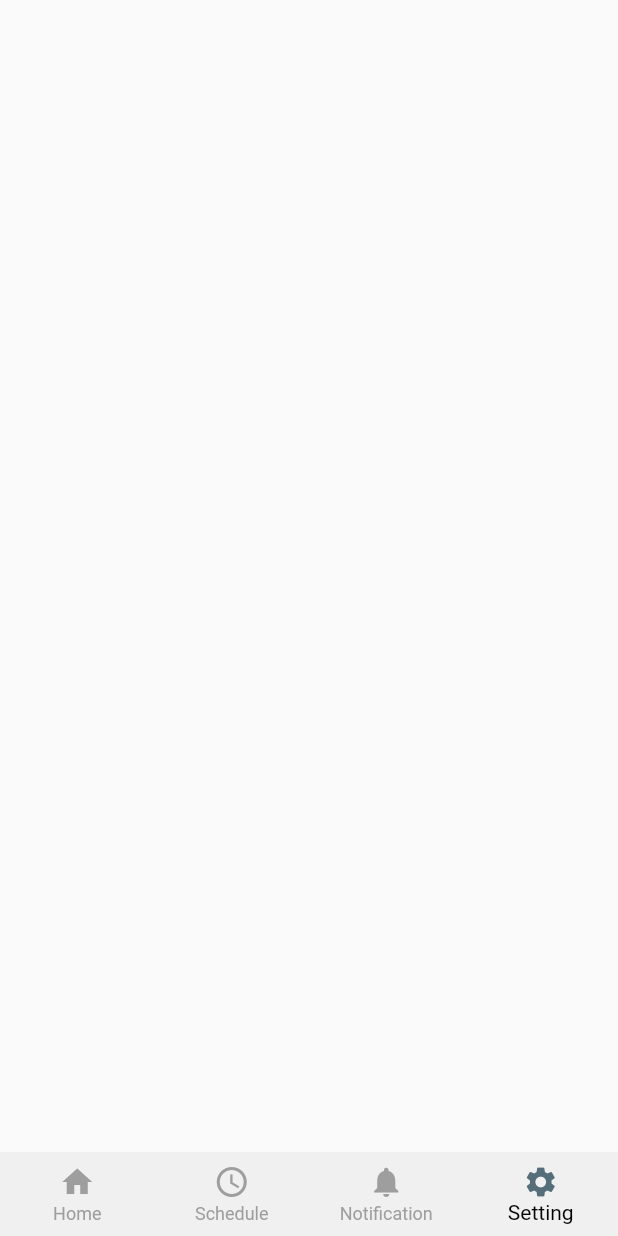
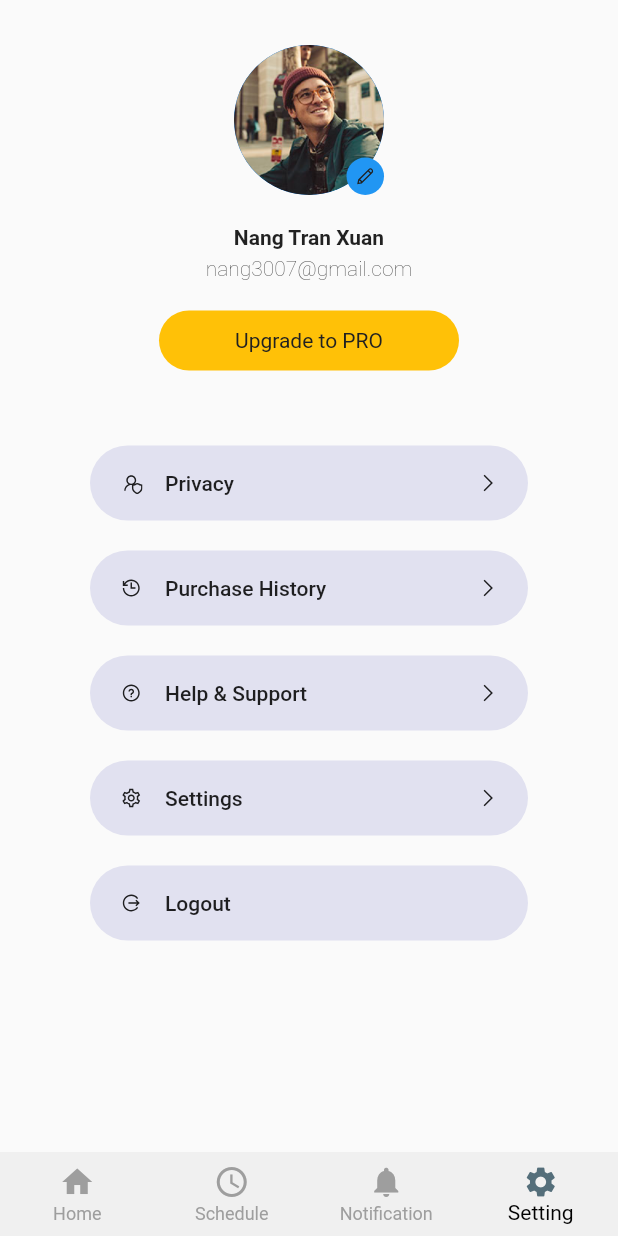
Before and after one commit to NangTranXuan/nangtx_datn, a Flutter app: the screen it shows after launch, item 4 of the bottom bar chosen, on a phone screen of 412 x 824 dp. Run offline on Flutter 3.47's test engine with Material 2 defaults, Android fonts, the phone set to English and light mode, and no system bars; our stand-ins replace animated_theme_switcher, line_awesome_flutter; network calls fail.

Commit message:
add profile page

```diff
--- /dev/null
+++ b/lib/constants.dart
@@ -0,0 +1,59 @@
+import 'package:flutter/material.dart';
+
+const kSpacingUnit = 10;
+
+const kDarkPrimaryColor = Color(0xFF212121);
+const kDarkSecondaryColor = Color(0xFF373737);
+const kLightPrimaryColor = Color(0xFFFFFFFF);
+const kLightSecondaryColor = Color(0xFFF3F7FB);
+const kAccentColor = Color(0xFFFFC107);
+
+final kTitleTextStyle = TextStyle(
+  fontSize: 14,
+  fontWeight: FontWeight.w600,
+);
+
+final kCaptionTextStyle = TextStyle(
+  fontSize: 14,
+  fontWeight: FontWeight.w100,
+);
+
+final kButtonTextStyle = TextStyle(
+  fontSize: 14,
+  fontWeight: FontWeight.w400,
+  color: kDarkPrimaryColor,
+);
+
+final kDarkTheme = ThemeData(
+  brightness: Brightness.dark,
+  fontFamily: 'SFProText',
+  primaryColor: kDarkPrimaryColor,
+  canvasColor: kDarkPrimaryColor,
+  backgroundColor: kDarkSecondaryColor,
+  accentColor: kAccentColor,
+  iconTheme: ThemeData.dark().iconTheme.copyWith(
+        color: kLightSecondaryColor,
+      ),
+  textTheme: ThemeData.dark().textTheme.apply(
+        fontFamily: 'SFProText',
+        bodyColor: kLightSecondaryColor,
+        displayColor: kLightSecondaryColor,
+      ),
+);
+
+final kLightTheme = ThemeData(
+  brightness: Brightness.light,
+  fontFamily: 'SFProText',
+  primaryColor: kLightPrimaryColor,
+  canvasColor: kLightPrimaryColor,
+  backgroundColor: kLightSecondaryColor,
+  accentColor: kAccentColor,
+  iconTheme: ThemeData.light().iconTheme.copyWith(
+        color: kDarkSecondaryColor,
+      ),
+  textTheme: ThemeData.light().textTheme.apply(
+        fontFamily: 'SFProText',
+        bodyColor: kDarkSecondaryColor,
+        displayColor: kDarkSecondaryColor,
+      ),
+);
--- a/lib/constants/ui_constants.dart
+++ b/lib/constants/ui_constants.dart
@@ -21,7 +21,7 @@ class CustomAppBar extends StatelessWidget implements PreferredSizeWidget {
       backgroundColor: Colors.white,
       title: RichText(
         text: TextSpan(
-          text: 'Iqra Global School\n',
+          text: 'English School\n',
           style: TextStyle(color: Colors.black, fontSize: 20.0),
           children: <TextSpan>[
             TextSpan(
@@ -33,7 +33,7 @@ class CustomAppBar extends StatelessWidget implements PreferredSizeWidget {
       leading: Padding(
         padding: EdgeInsets.only(left: 20.0),
         child: Image.asset(
-          "assets/icons/logo.jpg",
+          "assets/icons/onlineclass.jpg",
         ),
       ),
       actions: <Widget>[
--- a/lib/main.dart
+++ b/lib/main.dart
@@ -1,3 +1,4 @@
+import 'package:datn_test/screens/profile/profile_page.dart';
 import 'package:flutter/material.dart';
 import 'package:datn_test/screens/calendar/calendar.dart';
 import 'package:datn_test/screens/home.dart';
@@ -17,7 +18,7 @@ class _SchoolManagementState extends State<SchoolManagement> {
     HomePage(),
     CalendarPage(),
     null,
-    null,
+    ProfilePage(),
   ];
   @override
   Widget build(BuildContext context) {
--- /dev/null
+++ b/lib/screens/profile/profile_list_item.dart
@@ -0,0 +1,61 @@
+import 'package:flutter/material.dart';
+import 'package:line_awesome_flutter/line_awesome_flutter.dart';
+import 'package:datn_test/constants.dart';
+
+class ProfileListItem extends StatefulWidget {
+  final IconData icon;
+  final String text;
+  final bool hasNavigation;
+
+  const ProfileListItem({
+    Key? key,
+    required this.icon,
+    required this.text,
+    this.hasNavigation = true,
+  }) : super(key: key);
+
+  @override
+  _ProfileListItemState createState() => _ProfileListItemState();
+}
+
+class _ProfileListItemState extends State<ProfileListItem> {
+  @override
+  Widget build(BuildContext context) {
+    return Container(
+      height: kSpacingUnit * 5,
+      margin: EdgeInsets.symmetric(
+        horizontal: kSpacingUnit * 6,
+      ).copyWith(
+        bottom: kSpacingUnit * 2,
+      ),
+      padding: EdgeInsets.symmetric(
+        horizontal: kSpacingUnit * 2,
+      ),
+      decoration: BoxDecoration(
+        borderRadius: BorderRadius.circular(kSpacingUnit * 3),
+        color: Color.fromARGB(255, 225, 225, 240),
+      ),
+      child: Row(
+        children: <Widget>[
+          Icon(
+            widget.icon,
+            size: kSpacingUnit * 1.5,
+          ),
+          SizedBox(width: kSpacingUnit * 1.5),
+          Text(
+            widget.text,
+            style: kTitleTextStyle.copyWith(
+              fontWeight: FontWeight.w500,
+            ),
+          ),
+          Spacer(),
+          if (widget.hasNavigation)
+            Icon(
+              LineAwesomeIcons.angle_right,
+              size: kSpacingUnit * 1.5,
+            ),
+        ],
+      ),
+    );
+  }
+}
--- /dev/null
+++ b/lib/screens/profile/profile_page.dart
@@ -0,0 +1,127 @@
+import 'package:animated_theme_switcher/animated_theme_switcher.dart';
+import 'package:flutter/material.dart';
+import 'package:line_awesome_flutter/line_awesome_flutter.dart';
+import 'package:datn_test/constants.dart';
+import 'package:datn_test/screens/profile/profile_list_item.dart';
+
+class ProfilePage extends StatelessWidget {
+  @override
+  Widget build(BuildContext context) {
+    var profileInfo = Expanded(
+      child: Column(
+        children: <Widget>[
+          Container(
+            height: kSpacingUnit * 10,
+            width: kSpacingUnit * 10,
+            margin: EdgeInsets.only(top: kSpacingUnit * 3),
+            child: Stack(
+              children: <Widget>[
+                CircleAvatar(
+                  radius: kSpacingUnit * 5,
+                  backgroundImage: AssetImage("assets/icons/avatar.png"),
+                ),
+                Align(
+                  alignment: Alignment.bottomRight,
+                  child: Container(
+                    height: kSpacingUnit * 2.5,
+                    width: kSpacingUnit * 2.5,
+                    decoration: BoxDecoration(
+                      color: Theme.of(context).accentColor,
+                      shape: BoxShape.circle,
+                    ),
+                    child: Center(
+                      heightFactor: kSpacingUnit * 1.5,
+                      widthFactor: kSpacingUnit * 1.5,
+                      child: Icon(
+                        LineAwesomeIcons.pen,
+                        color: kDarkPrimaryColor,
+                        size: 14,
+                      ),
+                    ),
+                  ),
+                ),
+              ],
+            ),
+          ),
+          SizedBox(height: kSpacingUnit * 2),
+          Text(
+            'Nang Tran Xuan',
+            style: kTitleTextStyle,
+          ),
+          SizedBox(height: kSpacingUnit * 0.5),
+          Text(
+            'nang3007@gmail.com',
+            style: kCaptionTextStyle,
+          ),
+          SizedBox(height: kSpacingUnit * 2),
+          Container(
+            height: kSpacingUnit * 4,
+            width: kSpacingUnit * 20,
+            decoration: BoxDecoration(
+              borderRadius: BorderRadius.circular(kSpacingUnit * 3),
+              color: Color(0xFFFFC107),
+            ),
+            child: Center(
+              child: Text(
+                'Upgrade to PRO',
+                style: kButtonTextStyle,
+              ),
+            ),
+          ),
+          SizedBox(height: kSpacingUnit * 5),
+        ],
+      ),
+    );
+
+    var header = Row(
+      mainAxisAlignment: MainAxisAlignment.spaceBetween,
+      crossAxisAlignment: CrossAxisAlignment.start,
+      children: <Widget>[
+        SizedBox(width: kSpacingUnit * 3),
+        profileInfo,
+        SizedBox(width: kSpacingUnit * 3),
+      ],
+    );
+
+    return Container(
+      child: Builder(
+        builder: (context) {
+          return Scaffold(
+            body: Column(
+              children: <Widget>[
+                header,
+                Expanded(
+                  child: ListView(
+                    children: <Widget>[
+                      ProfileListItem(
+                        icon: LineAwesomeIcons.user_shield,
+                        text: 'Privacy',
+                      ),
+                      ProfileListItem(
+                        icon: LineAwesomeIcons.history,
+                        text: 'Purchase History',
+                      ),
+                      ProfileListItem(
+                        icon: LineAwesomeIcons.question_circle,
+                        text: 'Help & Support',
+                      ),
+                      ProfileListItem(
+                        icon: LineAwesomeIcons.cog,
+                        text: 'Settings',
+                      ),
+                      ProfileListItem(
+                        icon: LineAwesomeIcons.alternate_sign_out,
+                        text: 'Logout',
+                        hasNavigation: false,
+                      ),
+                    ],
+                  ),
+                )
+              ],
+            ),
+          );
+        },
+      ),
+    );
+  }
+}
--- a/pubspec.yaml
+++ b/pubspec.yaml
@@ -14,6 +14,8 @@ dependencies:
 
   cupertino_icons: ^0.1.3
   flutter_clean_calendar: ^1.1.0
+  line_awesome_flutter: ^2.0.0
+  animated_theme_switcher: ^2.0.10
 
 dev_dependencies:
   flutter_test:
@@ -23,3 +25,4 @@ flutter:
   uses-material-design: true
   assets:
     - assets/icons/
+    - assets/icons/avatar.png
```
Also changed, not shown: assets/icons/avatar.png (added), pubspec.lock.
